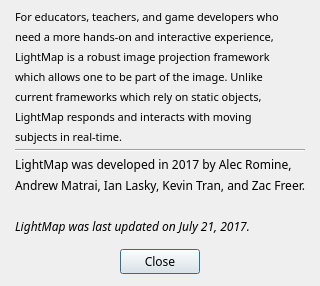
Old version of the form LightMap/about.ui in the repository imlasky/LightMap.
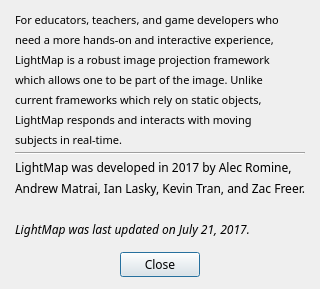
New version of the form.

Commit message: Larger top margin

```diff
--- a/LightMap/about.ui
+++ b/LightMap/about.ui
@@ -24,7 +24,7 @@
     <number>15</number>
    </property>
    <property name="topMargin">
-    <number>9</number>
+    <number>12</number>
    </property>
    <property name="rightMargin">
     <number>15</number>
```
